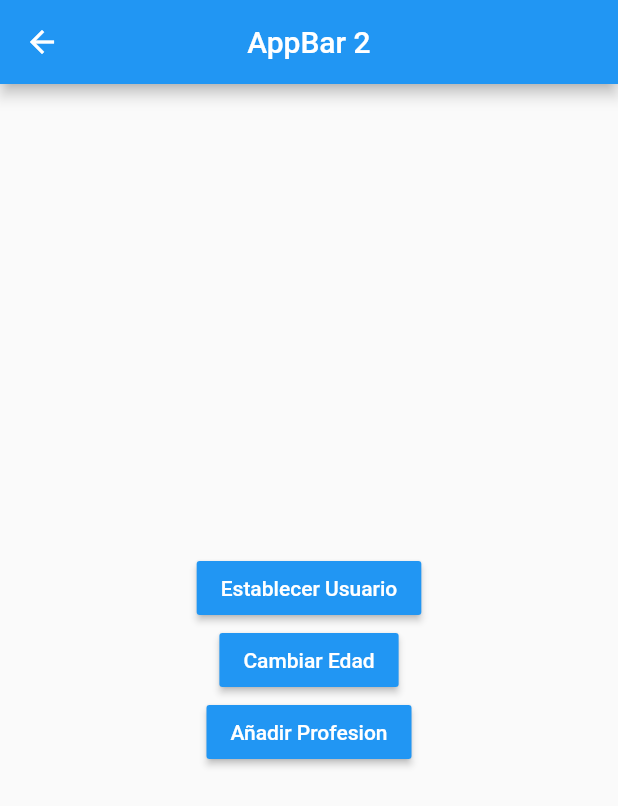
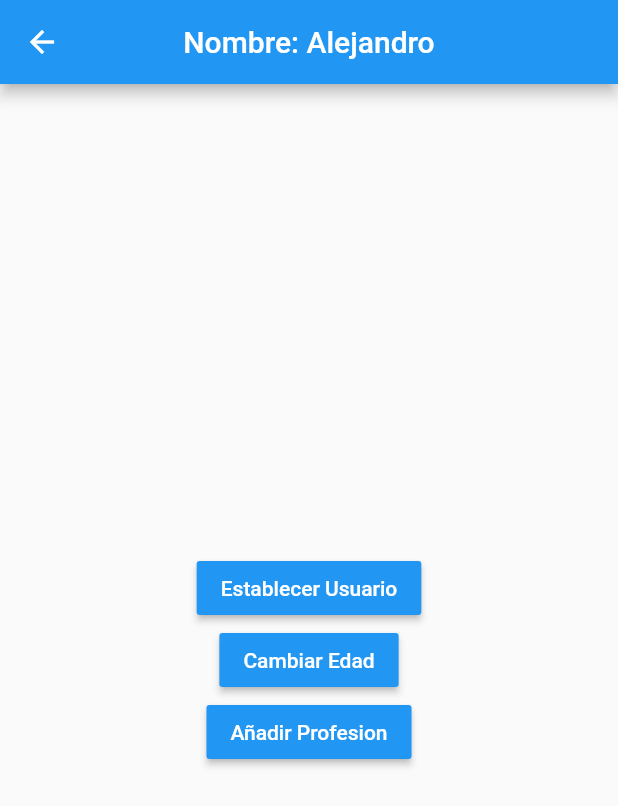
Before and after one commit to 93jose93/estados, a Flutter app: the Pagina2Screen screen opened by its route, after a tap on "Establecer Usuario", on a phone screen of 412 x 824 dp. Shown: the top 806 px of the screen. Run offline on Flutter 3.47's test engine with Material 2 defaults, Android fonts, the phone set to English and light mode, and no system bars.

Commit message:
Fin cambio estado nativo de flutter con singleton

```diff
--- a/lib/pages/pagina1_page.dart
+++ b/lib/pages/pagina1_page.dart
@@ -1,3 +1,5 @@
+import 'package:estados/models/usuario.dart';
+import 'package:estados/services/usuario_services.dart';
 import 'package:flutter/material.dart';
 
 
@@ -10,7 +12,26 @@ class Pagina1Screen extends StatelessWidget {
         title: Text('AppBar 1'),
         centerTitle: true,
       ),
-      body: InformacionUsuario(),
+      //Stream Bulder es algo nativo de flutter, este hace que se redibujen los singlenton
+      body: StreamBuilder(
+        stream: usuarioService.usuarioStream,
+        builder: (BuildContext context, AsyncSnapshot<Usuario> snapshot) {
+
+               //para usar el singleton
+                //existeUsuario retorna un bool
+                //se hace un operador ternario donde pregunta
+                //si existe , muestre InformacionUsuario()
+                //de lo contrario :
+
+                //snapshot.hasData esto es si tiene data
+               return snapshot.hasData
+                //antes enviabamos esto usuarioService.usuario, pero ahora
+                //como usamos Stream podemos traer la infromacion de otra forma
+                ? InformacionUsuario( snapshot.data )
+                : Center(child: Text('No hay infromación del usuario'),);
+
+        },
+      ),
       floatingActionButton: FloatingActionButton(
        child: Icon(Icons.arrow_right),
        onPressed: () {
@@ -21,8 +42,13 @@ class Pagina1Screen extends StatelessWidget {
   }
 }
 
+
+
 class InformacionUsuario extends StatelessWidget {
 
+  final Usuario? usuario;
+
+  const InformacionUsuario( this.usuario );
 
   @override
   Widget build(BuildContext context) {
@@ -38,8 +64,8 @@ class InformacionUsuario extends StatelessWidget {
             Text('General', style: TextStyle(fontSize: 18, fontWeight: FontWeight.bold),),
             Divider(),
 
-            ListTile( title: Text('Nombre: '),),
-            ListTile( title: Text('Edad: '),),
+            ListTile( title: Text('Nombre: ${ usuario!.nombre}'),),
+            ListTile( title: Text('Edad: ${ usuario!.edad}'),),
 
             Text('Profesiones', style: TextStyle(fontSize: 18, fontWeight: FontWeight.bold),),
             Divider(),
--- a/lib/pages/pagina2_page.dart
+++ b/lib/pages/pagina2_page.dart
@@ -1,3 +1,5 @@
+import 'package:estados/models/usuario.dart';
+import 'package:estados/services/usuario_services.dart';
 import 'package:flutter/material.dart';
 
 
@@ -7,7 +9,14 @@ class Pagina2Screen extends StatelessWidget {
   Widget build(BuildContext context) {
     return Scaffold(
       appBar: AppBar(
-        title: Text('AppBar 2'),
+        title: StreamBuilder(
+          stream: usuarioService.usuarioStream,
+          builder: (BuildContext context, AsyncSnapshot<Usuario> snapshot) {
+            return snapshot.hasData
+              ?  Text('Nombre: ${ snapshot.data!.nombre }')
+              :  Text('Pagina 2');
+          },
+        ),
         centerTitle: true,
       ),
       body: Center(
@@ -18,14 +27,21 @@ class Pagina2Screen extends StatelessWidget {
               child:Text('Establecer Usuario', style: TextStyle(color: Colors.white,)),
               color:Colors.blue,
               onPressed: (){
+                //instancia
+                final nuevoUsuario = new Usuario(
+                  nombre: 'Alejandro',
+                  edad: 27,
+                  profesiones: []
+                );
 
+                usuarioService.cargarUsuario(nuevoUsuario);
               }
             ),
             MaterialButton(
               child:Text('Cambiar Edad', style: TextStyle(color: Colors.white,)),
               color:Colors.blue,
               onPressed: (){
-
+                usuarioService.cambiarEdad(28);
               }
             ),
             MaterialButton(
--- /dev/null
+++ b/lib/services/usuario_services.dart
@@ -0,0 +1,69 @@
+import 'dart:async';
+
+import 'package:estados/models/usuario.dart';
+
+//no se pueden crear instancia fuera de este archivo por eso se agrega en privado
+
+//esta es una menra de crearce un Singleton
+class _UsuarioService {
+
+  //se hace privado para establecer valores
+  Usuario? _usuario;
+
+  //porpiedad para redibujar
+  //le definimos que tipo
+
+  //por defecto, lo crea que solo una persona lo este escuchando, que es pagina uno, y en pagina no funcionara
+  //para que este escuchando varios usar .broadcast()
+  StreamController<Usuario> _usuarioStreamController = new StreamController<Usuario>.broadcast();
+
+
+
+  //esto se hace para mantener el control de como se lee y
+  // como se establece la infromacion por eso el _usuario es privado
+  Usuario? get usuario => this._usuario;
+
+  //retornar un bool
+  //se hace un operador ternario preguntando, si es diferente de null, es true,
+  //de lo contrario es false si no tenemos nada
+  bool get existeUsuario => ( this._usuario != null) ? true : false;
+
+
+  //crear  un geter para exponer y hacer los cambios que emite _usuarioStreamController
+  Stream<Usuario> get usuarioStream => _usuarioStreamController.stream;
+
+
+  //metodo para cargar la informacion
+
+  //aqui instanciamos ( Usuario user)
+  //y podremos ver que podemos usar metodos privados
+  void cargarUsuario( Usuario user) {
+    this._usuario =  user;
+
+     //aqui cargarmos un nuevo elemento de Stream para que redibuje, enviando al streamBuilder
+
+     this._usuarioStreamController.add(user);
+
+  }
+
+  //nuevo metodo
+  void cambiarEdad( int edad ) {
+     this._usuario!.edad = edad;
+
+      //aqui cargarmos un nuevo elemento de Stream para que redibuje, enviando al streamBuilder
+     this._usuarioStreamController.add(this._usuario!);
+  }
+
+
+  //hay que cerrar las intancias de Stream y con esto lo hacemos
+  //y no tenemos fugas de memoria
+  dispose() {
+    //se puede agregar el signo de _usuarioStreamController? para
+    // segurarnos de que si hay infromacion que lo cierre y si no que no haga nada
+     this._usuarioStreamController.close();
+  }
+
+}
+
+//va usar esta instancia
+final usuarioService = new _UsuarioService();
```
